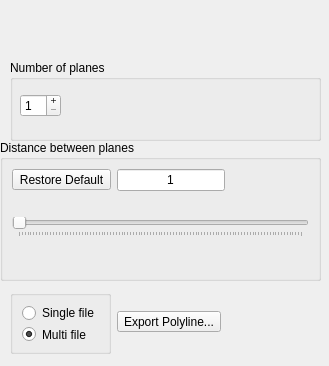
Qt form src/meshlabplugins/editslice/slicedialog.ui (cnr-isti-vclab/meshlab) before a commit.
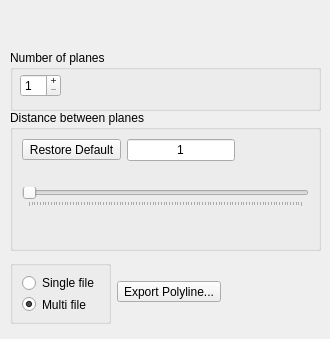
The same form after that commit.

Commit message: Default button works good, and dialog compatibility with other OS

```diff
--- a/src/meshlabplugins/editslice/slicedialog.ui
+++ b/src/meshlabplugins/editslice/slicedialog.ui
@@ -8,8 +8,8 @@
    <rect>
     <x>0</x>
     <y>0</y>
-    <width>329</width>
-    <height>366</height>
+    <width>330</width>
+    <height>339</height>
    </rect>
   </property>
   <property name="sizeIncrement" >
@@ -27,83 +27,13 @@
   <property name="layoutDirection" >
    <enum>Qt::LeftToRight</enum>
   </property>
-  <widget class="QWidget" name="" >
-   <property name="geometry" >
-    <rect>
-     <x>10</x>
-     <y>290</y>
-     <width>311</width>
-     <height>64</height>
-    </rect>
-   </property>
-   <layout class="QHBoxLayout" >
-    <property name="margin" >
-     <number>0</number>
-    </property>
-    <property name="spacing" >
-     <number>6</number>
-    </property>
-    <item>
-     <widget class="QGroupBox" name="groupBox_4" >
-      <layout class="QVBoxLayout" >
-       <property name="margin" >
-        <number>9</number>
-       </property>
-       <property name="spacing" >
-        <number>6</number>
-       </property>
-       <item>
-        <widget class="QRadioButton" name="Exporter_singleFile" >
-         <property name="text" >
-          <string>Single file</string>
-         </property>
-        </widget>
-       </item>
-       <item>
-        <widget class="QRadioButton" name="Exporter_MultiFile" >
-         <property name="text" >
-          <string>Multi file</string>
-         </property>
-         <property name="checked" >
-          <bool>true</bool>
-         </property>
-        </widget>
-       </item>
-      </layout>
-     </widget>
-    </item>
-    <item>
-     <widget class="QToolButton" name="ExportButton" >
-      <property name="text" >
-       <string>Export Polyline...</string>
-      </property>
-      <property name="popupMode" >
-       <enum>QToolButton::InstantPopup</enum>
-      </property>
-     </widget>
-    </item>
-    <item>
-     <spacer>
-      <property name="orientation" >
-       <enum>Qt::Horizontal</enum>
-      </property>
-      <property name="sizeHint" >
-       <size>
-        <width>40</width>
-        <height>20</height>
-       </size>
-      </property>
-     </spacer>
-    </item>
-   </layout>
-  </widget>
   <widget class="QGroupBox" name="groupBox" >
    <property name="geometry" >
     <rect>
      <x>10</x>
-     <y>60</y>
+     <y>50</y>
      <width>311</width>
-     <height>81</height>
+     <height>61</height>
     </rect>
    </property>
    <property name="title" >
@@ -113,7 +43,7 @@
     <property name="geometry" >
      <rect>
       <x>10</x>
-      <y>30</y>
+      <y>20</y>
       <width>291</width>
       <height>31</height>
      </rect>
@@ -174,9 +104,9 @@
   <widget class="QGroupBox" name="groupBox_2" >
    <property name="geometry" >
     <rect>
-     <x>0</x>
-     <y>140</y>
-     <width>321</width>
+     <x>10</x>
+     <y>110</y>
+     <width>311</width>
      <height>141</height>
     </rect>
    </property>
@@ -301,6 +231,76 @@
     </item>
    </layout>
   </widget>
+  <widget class="QWidget" name="layoutWidget" >
+   <property name="geometry" >
+    <rect>
+     <x>10</x>
+     <y>260</y>
+     <width>311</width>
+     <height>64</height>
+    </rect>
+   </property>
+   <layout class="QHBoxLayout" >
+    <property name="margin" >
+     <number>0</number>
+    </property>
+    <property name="spacing" >
+     <number>6</number>
+    </property>
+    <item>
+     <widget class="QGroupBox" name="groupBox_4" >
+      <layout class="QVBoxLayout" >
+       <property name="margin" >
+        <number>9</number>
+       </property>
+       <property name="spacing" >
+        <number>6</number>
+       </property>
+       <item>
+        <widget class="QRadioButton" name="Exporter_singleFile" >
+         <property name="text" >
+          <string>Single file</string>
+         </property>
+        </widget>
+       </item>
+       <item>
+        <widget class="QRadioButton" name="Exporter_MultiFile" >
+         <property name="text" >
+          <string>Multi file</string>
+         </property>
+         <property name="checked" >
+          <bool>true</bool>
+         </property>
+        </widget>
+       </item>
+      </layout>
+     </widget>
+    </item>
+    <item>
+     <widget class="QToolButton" name="ExportButton" >
+      <property name="text" >
+       <string>Export Polyline...</string>
+      </property>
+      <property name="popupMode" >
+       <enum>QToolButton::InstantPopup</enum>
+      </property>
+     </widget>
+    </item>
+    <item>
+     <spacer>
+      <property name="orientation" >
+       <enum>Qt::Horizontal</enum>
+      </property>
+      <property name="sizeHint" >
+       <size>
+        <width>40</width>
+        <height>20</height>
+       </size>
+      </property>
+     </spacer>
+    </item>
+   </layout>
+  </widget>
  </widget>
  <layoutdefault spacing="6" margin="11" />
  <tabstops>
```
The commit also changes 2 other files.
